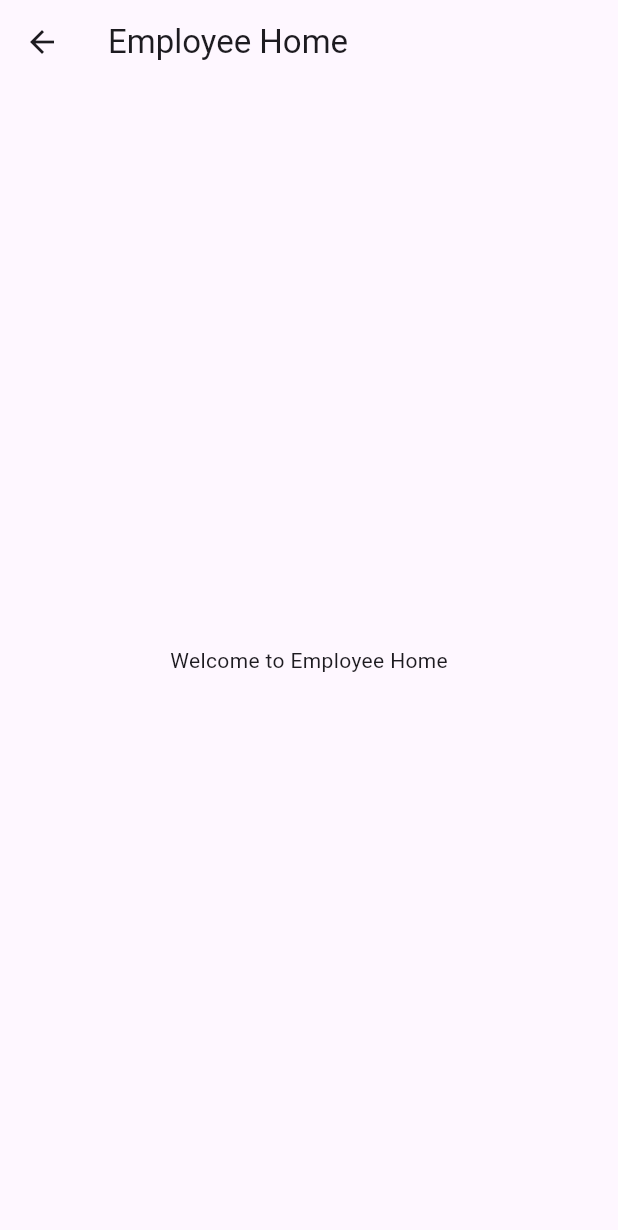
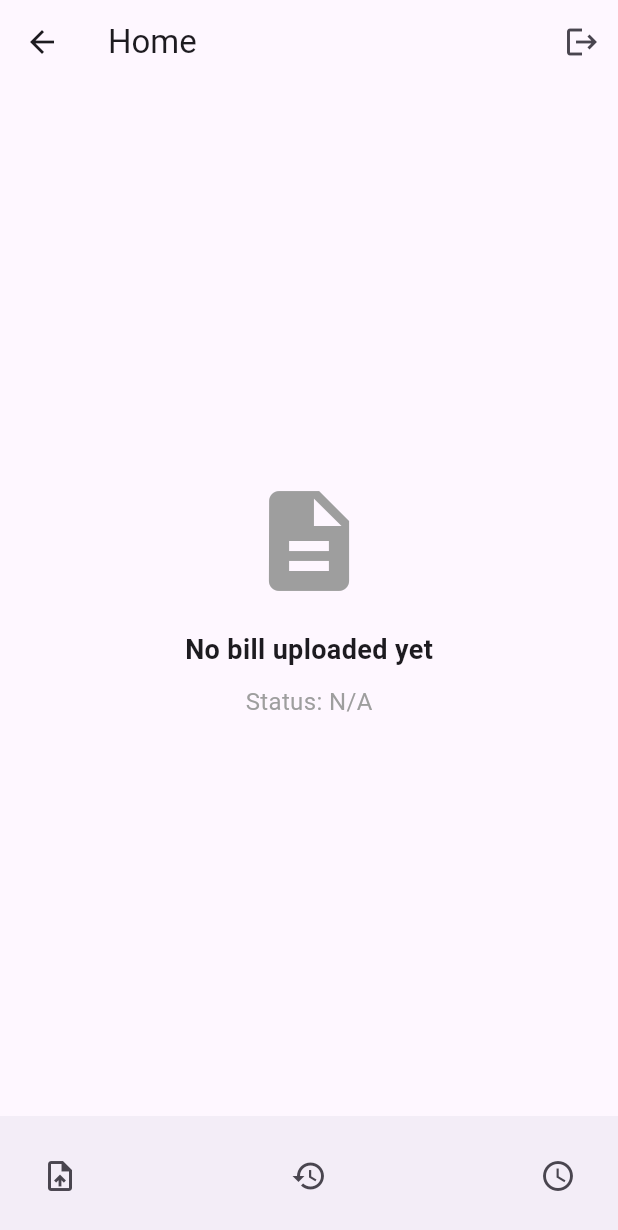
Before and after one commit to vrishanknehru/reimbursement-app, a Flutter app: the screen it shows after launch, after a tap on "Login", on a phone screen of 412 x 824 dp. Shown: the top 1230 px of the screen. Run offline on Flutter 3.47's test engine with Material 3 defaults, Android fonts, the phone set to English and light mode, and no system bars.

Commit message:
frontend v1.1

```diff
--- a/lib/screens/employee/employee_home.dart
+++ b/lib/screens/employee/employee_home.dart
@@ -1,4 +1,8 @@
 import 'package:flutter/material.dart';
+import 'package:flutter_application_1/screens/employee/history_page.dart';
+import 'package:flutter_application_1/screens/employee/purpose_page.dart';
+// import 'package:flutter_application_1/screens/employee/';
+// import 'employee/status_page.dart';
 
 class EmployeeHome extends StatelessWidget {
   const EmployeeHome({super.key});
@@ -6,8 +10,68 @@ class EmployeeHome extends StatelessWidget {
   @override
   Widget build(BuildContext context) {
     return Scaffold(
-      appBar: AppBar(title: const Text("Employee Home")),
-      body: const Center(child: Text("Welcome to Employee Home")),
+      appBar: AppBar(
+        title: Row(children: [const Text("Home"), const Spacer()]),
+        actions: [
+          IconButton(
+            icon: const Icon(Icons.logout),
+            onPressed: () {
+              Navigator.pop(context);
+            },
+          ),
+        ],
+      ),
+
+      body: Center(
+        child: Column(
+          mainAxisAlignment: MainAxisAlignment.center,
+          children: [
+            const Icon(Icons.description, size: 80, color: Colors.grey),
+            const SizedBox(height: 20),
+            const Text(
+              "No bill uploaded yet",
+              style: TextStyle(fontSize: 18, fontWeight: FontWeight.bold),
+            ),
+            const SizedBox(height: 10),
+            const Text(
+              "Status: N/A",
+              style: TextStyle(fontSize: 16, color: Colors.grey),
+            ),
+          ],
+        ),
+      ),
+
+      bottomNavigationBar: BottomAppBar(
+        child: Row(
+          mainAxisAlignment: MainAxisAlignment.spaceBetween,
+          children: [
+            IconButton(
+              icon: const Icon(Icons.upload_file),
+              onPressed: () {
+                Navigator.push(
+                  context,
+                  MaterialPageRoute(builder: (context) =>PurposePage()),
+                );
+              },
+            ),
+            IconButton(
+              icon: const Icon(Icons.history),
+              onPressed: () {
+                Navigator.push(
+                  context,
+                  MaterialPageRoute(builder: (context) => HistoryPage()),
+                );
+              },
+            ),
+            IconButton(
+              icon: const Icon(Icons.access_time),
+              onPressed: () {
+                // Status or another feature
+              },
+            ),
+          ],
+        ),
+      ),
     );
   }
 }
--- /dev/null
+++ b/lib/screens/employee/upload_details.dart
@@ -0,0 +1 @@
+import 'package:flutter/material.dart';
--- a/lib/screens/login_page.dart
+++ b/lib/screens/login_page.dart
@@ -13,24 +13,30 @@ class _LoginScreenState extends State<LoginScreen> {
   @override
   Widget build(BuildContext context) {
     return Scaffold(
-      appBar: AppBar(
-        title: Image.asset(
-          'assets/clogo.png.png',
-          width: 225,
-          fit: BoxFit.contain,
-        ),
-        centerTitle: true,
-        backgroundColor: const Color.fromARGB(255, 247, 247, 247),
-        elevation: 0,
-      ),
-
-      body: Stack(
-        children: [
-          Center(
+      // appBar: AppBar(
+      //   title: Image.asset(
+      //     'assets/clogo.png.png',
+      //     width: 225,
+      //     fit: BoxFit.contain,
+      //   ),
+      //   centerTitle: true,
+      //   backgroundColor: const Color.fromARGB(255, 247, 247, 247),
+      //   elevation: 0,
+      // ),
+      body: Container(
+        color: const Color.fromARGB(246, 255, 255, 255),
+        child: Center(
           child: SingleChildScrollView(
             child: Column(
               mainAxisSize: MainAxisSize.min,
               children: [
+                // Your image above email and password
+                Image.asset(
+                  'assets/clogo.png.png',
+                  width: 300, // you can adjust this
+                  fit: BoxFit.contain,
+                ),
+                const SizedBox(height: 20), // spacing between image and form
                 Padding(
                   padding: const EdgeInsets.symmetric(
                     vertical: 30,
@@ -105,7 +111,6 @@ class _LoginScreenState extends State<LoginScreen> {
             ),
           ),
         ),
-        ],
       ),
     );
   }
```
Also changed, not shown: lib/screens/employee/history_page.dart (+11 -0 lines), lib/screens/employee/purpose_page.dart (added, +61 -0 lines), lib/screens/employee/source_of_payment.dart (added, +41 -0 lines), assets/clogo.png.png, lib/screens/employee/upload_page.dart (deleted). Lines whose indentation alone changed are shown as unchanged.
